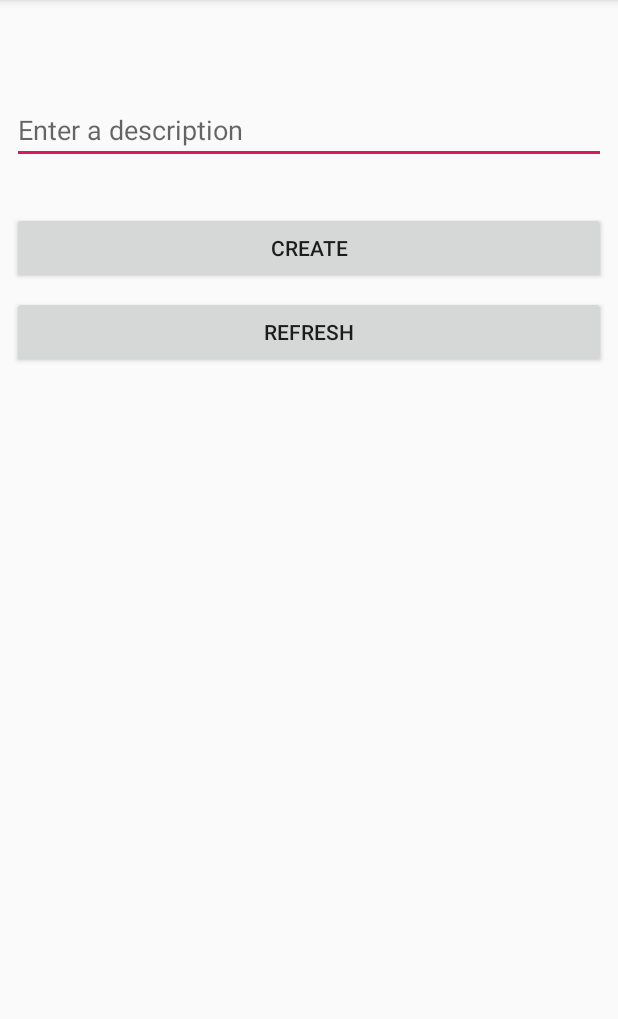
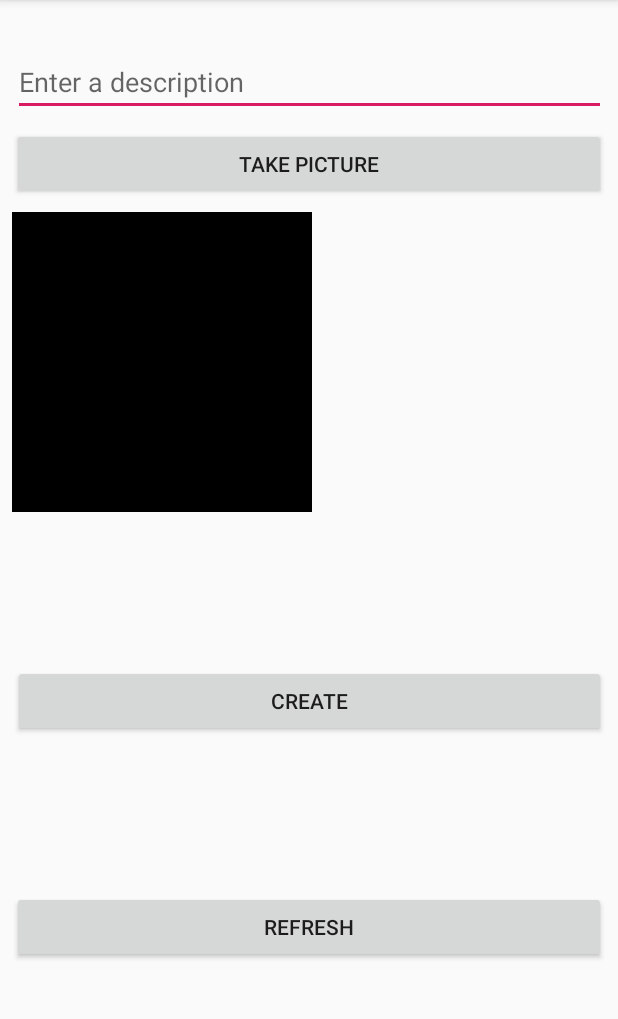
Before and after one commit to cecebaek/Instagram, an Android app: the HomeActivity screen opened directly, with no data from a screen before it, on a phone screen of 412 x 824 dp, the part 84-1103 px from its top. Run offline under Robolectric (Android 15) with nearby library versions, the phone set to English and light mode, and no system bars; libraries missing offline, so code that uses them is left out: com.parse; 3 statements that could not run were skipped.

Commit message:
"can take photo using camera but doesn't upload picture with post"

```diff
--- a/app/src/main/java/com/example/instagram/HomeActivity.java
+++ b/app/src/main/java/com/example/instagram/HomeActivity.java
@@ -1,12 +1,22 @@
 package com.example.instagram;
 
+import android.content.Intent;
+import android.graphics.Bitmap;
+import android.graphics.BitmapFactory;
+import android.net.Uri;
 import android.os.Bundle;
+import android.os.Environment;
+import android.provider.MediaStore;
 import android.util.Log;
 import android.view.View;
 import android.widget.Button;
 import android.widget.EditText;
+import android.widget.ImageView;
+import android.widget.Toast;
 
+import androidx.annotation.Nullable;
 import androidx.appcompat.app.AppCompatActivity;
+import androidx.core.content.FileProvider;
 
 import com.parse.FindCallback;
 import com.parse.ParseException;
@@ -20,23 +30,39 @@ import java.util.List;
 public class HomeActivity extends AppCompatActivity {
 
     private static final String imagePath = "";
-    private EditText descriptionInput;
-    private Button createButton;
-    private Button refreshButton;
+    private EditText etDescription;
+    private Button btnCreate;
+    private Button btnRefresh;
+    private Button btnTakePic;
+    private ImageView ivImagePost;
+
+    public final String APP_TAG = "MyCustomApp";
+    public final static int CAPTURE_IMAGE_ACTIVITY_REQUEST_CODE = 1034;
+    public String photoFileName = "photo.jpg";
+    File photoFile;
 
     @Override
     protected void onCreate(Bundle savedInstanceState) {
         super.onCreate(savedInstanceState);
         setContentView(R.layout.activity_home);
 
-        descriptionInput = findViewById(R.id.etDescription);
-        createButton = findViewById(R.id.btnCreate);
-        refreshButton = findViewById(R.id.btnRefresh);
+        etDescription = findViewById(R.id.etDescription);
+        btnCreate = findViewById(R.id.btnCreate);
+        btnRefresh = findViewById(R.id.btnRefresh);
+        btnTakePic = findViewById(R.id.btnTakePic);
+        ivImagePost = findViewById(R.id.ivImagePost);
 
-        createButton.setOnClickListener(new View.OnClickListener() {
+        btnTakePic.setOnClickListener(new View.OnClickListener() {
             @Override
             public void onClick(View view) {
-                final String description = descriptionInput.getText().toString();
+                onLaunchCamera(view);
+            }
+        });
+
+        btnCreate.setOnClickListener(new View.OnClickListener() {
+            @Override
+            public void onClick(View view) {
+                final String description = etDescription.getText().toString();
                 final ParseUser user = ParseUser.getCurrentUser();
 
                 final File file = new File(imagePath);
@@ -46,7 +72,7 @@ public class HomeActivity extends AppCompatActivity {
             }
         });
 
-        refreshButton.setOnClickListener(new View.OnClickListener() {
+        btnRefresh.setOnClickListener(new View.OnClickListener() {
             @Override
             public void onClick(View view) {
                 loadTopPosts();
@@ -59,7 +85,7 @@ public class HomeActivity extends AppCompatActivity {
     private void createPost(String description, ParseFile imageFile, ParseUser user) {
         final Post newPost = new Post();
         newPost.setDescription(description);
-        newPost.setImage(imageFile);
+//        newPost.setImage(imageFile);
         newPost.setUser(user);
 
         newPost.saveInBackground(new SaveCallback() {
@@ -67,6 +93,7 @@ public class HomeActivity extends AppCompatActivity {
             public void done(ParseException e) {
                 if (e == null) {
                     Log.d("HomeActivity", "Create post success!");
+                    etDescription.setText("");
                 }
                 else {
                     e.printStackTrace();
@@ -95,4 +122,70 @@ public class HomeActivity extends AppCompatActivity {
             }
         });
     }
+
+    public void onLaunchCamera(View view) {
+        // create Intent to take a picture and return control to the calling application
+        Intent intent = new Intent(MediaStore.ACTION_IMAGE_CAPTURE);
+        // Create a File reference to access to future access
+        photoFile = getPhotoFileUri(photoFileName);
+        // wrap File object into a content provider
+        // required for API >= 24
+        // See https://guides.codepath.com/android/Sharing-Content-with-Intents#sharing-files-with-api-24-or-higher
+        Uri fileProvider = FileProvider.getUriForFile(HomeActivity.this, "com.codepath.fileprovider", photoFile);
+        intent.putExtra(MediaStore.EXTRA_OUTPUT, fileProvider);
+        // If you call startActivityForResult() using an intent that no app can handle, your app will crash.
+        // So as long as the result is not null, it's safe to use the intent.
+        if (intent.resolveActivity(getPackageManager()) != null) {
+            // Start the image capture intent to take photo
+            startActivityForResult(intent, CAPTURE_IMAGE_ACTIVITY_REQUEST_CODE);
+        }
+    }
+
+    // Returns the File for a photo stored on disk given the fileName
+    public File getPhotoFileUri(String fileName) {
+        // Get safe storage directory for photos
+        // Use `getExternalFilesDir` on Context to access package-specific directories.
+        // This way, we don't need to request external read/write runtime permissions.
+        File mediaStorageDir = new File(getExternalFilesDir(Environment.DIRECTORY_PICTURES), APP_TAG);
+        // Create the storage directory if it does not exist
+        if (!mediaStorageDir.exists() && !mediaStorageDir.mkdirs()){
+            Log.d(APP_TAG, "failed to create directory");
+        }
+        // Return the file target for the photo based on filename
+        File file = new File(mediaStorageDir.getPath() + File.separator + fileName);
+        return file;
+    }
+
+    @Override
+    protected void onActivityResult(int requestCode, int resultCode, @Nullable Intent data) {
+        if (requestCode == CAPTURE_IMAGE_ACTIVITY_REQUEST_CODE) {
+            if (resultCode == RESULT_OK) {
+                // by this point we have the camera photo on disk
+                Bitmap takenImage = BitmapFactory.decodeFile(photoFile.getAbsolutePath());
+
+//                // RESIZE BITMAP, see section below
+//                Uri takenPhotoUri = getPhotoFileUri(photoFileName);
+//                // by this point we have the camera photo on disk
+//                Bitmap rawTakenImage = BitmapFactory.decodeFile(takenPhotoUri.getPath());
+//                // See BitmapScaler.java: https://gist.github.com/nesquena/3885707fd3773c09f1bb
+//                Bitmap resizedBitmap = BitmapScaler.scaleToFitWidth(rawTakenImage, 100);
+//                // Configure byte output stream
+//                ByteArrayOutputStream bytes = new ByteArrayOutputStream();
+//                // Compress the image further
+//                resizedBitmap.compress(Bitmap.CompressFormat.JPEG, 40, bytes);
+//                // Create a new file for the resized bitmap (`getPhotoFileUri` defined above)
+//                File resizedFile = getPhotoFileUri(photoFileName + "_resized");
+//                resizedFile.createNewFile();
+//                FileOutputStream fos = new FileOutputStream(resizedFile);
+//                // Write the bytes of the bitmap to file
+//                fos.write(bytes.toByteArray());
+//                fos.close();
+
+                // Load the taken image into a preview
+                ivImagePost.setImageBitmap(takenImage);
+            } else { // Result was a failure
+                Toast.makeText(this, "Picture wasn't taken!", Toast.LENGTH_SHORT).show();
+            }
+        }
+    }
 }
--- a/app/src/main/res/layout/activity_home.xml
+++ b/app/src/main/res/layout/activity_home.xml
@@ -8,36 +8,38 @@
 
     <EditText
         android:id="@+id/etDescription"
-        android:layout_width="0dp"
-        android:layout_height="wrap_content"
-        android:layout_marginStart="8dp"
-        android:layout_marginLeft="8dp"
-        android:layout_marginTop="64dp"
-        android:layout_marginEnd="8dp"
-        android:layout_marginRight="8dp"
-        android:ems="10"
-        android:hint="Enter a description"
-        android:inputType="textPersonName"
-        app:layout_constraintBottom_toTopOf="@+id/btnCreate"
-        app:layout_constraintEnd_toEndOf="parent"
-        app:layout_constraintHorizontal_bias="0.0"
-        app:layout_constraintStart_toStartOf="parent"
-        app:layout_constraintTop_toTopOf="parent" />
-
-    <Button
-        android:id="@+id/btnCreate"
-        android:layout_width="0dp"
+        android:layout_width="395dp"
         android:layout_height="wrap_content"
         android:layout_marginStart="8dp"
         android:layout_marginLeft="8dp"
         android:layout_marginTop="32dp"
         android:layout_marginEnd="8dp"
         android:layout_marginRight="8dp"
+        android:ems="10"
+        android:hint="Enter a description"
+        android:inputType="textPersonName"
+        app:layout_constraintBottom_toTopOf="@+id/btnTakePic"
+        app:layout_constraintEnd_toEndOf="parent"
+        app:layout_constraintHorizontal_bias="0.5"
+        app:layout_constraintStart_toStartOf="parent"
+        app:layout_constraintTop_toTopOf="parent" />
+
+    <Button
+        android:id="@+id/btnCreate"
+        android:layout_width="395dp"
+        android:layout_height="wrap_content"
+        android:layout_marginStart="8dp"
+        android:layout_marginLeft="8dp"
+        android:layout_marginTop="8dp"
+        android:layout_marginEnd="8dp"
+        android:layout_marginRight="8dp"
+        android:layout_marginBottom="8dp"
         android:text="CREATE"
+        app:layout_constraintBottom_toTopOf="@+id/btnRefresh"
         app:layout_constraintEnd_toEndOf="parent"
-        app:layout_constraintHorizontal_bias="0.0"
+        app:layout_constraintHorizontal_bias="0.5"
         app:layout_constraintStart_toStartOf="parent"
-        app:layout_constraintTop_toBottomOf="@+id/etDescription" />
+        app:layout_constraintTop_toBottomOf="@+id/ivImagePost" />
 
     <Button
         android:id="@+id/btnRefresh"
@@ -45,11 +47,39 @@
         android:layout_height="wrap_content"
         android:layout_marginStart="8dp"
         android:layout_marginLeft="8dp"
+        android:layout_marginEnd="8dp"
+        android:layout_marginRight="8dp"
+        android:layout_marginBottom="32dp"
+        android:text="REFRESH"
+        app:layout_constraintBottom_toBottomOf="parent"
+        app:layout_constraintEnd_toEndOf="parent"
+        app:layout_constraintHorizontal_bias="0.5"
+        app:layout_constraintStart_toStartOf="parent"
+        app:layout_constraintTop_toBottomOf="@+id/btnCreate" />
+
+    <Button
+        android:id="@+id/btnTakePic"
+        android:layout_width="0dp"
+        android:layout_height="wrap_content"
+        android:layout_marginStart="8dp"
+        android:layout_marginLeft="8dp"
         android:layout_marginTop="8dp"
         android:layout_marginEnd="8dp"
         android:layout_marginRight="8dp"
-        android:text="REFRESH"
+        android:text="TAKE PICTURE"
         app:layout_constraintEnd_toEndOf="parent"
+        app:layout_constraintHorizontal_bias="0.5"
         app:layout_constraintStart_toStartOf="parent"
-        app:layout_constraintTop_toBottomOf="@+id/btnCreate" />
+        app:layout_constraintTop_toBottomOf="@+id/etDescription" />
+
+    <ImageView
+        android:id="@+id/ivImagePost"
+        android:layout_width="200dp"
+        android:layout_height="200dp"
+        android:layout_marginStart="8dp"
+        android:layout_marginLeft="8dp"
+        android:layout_marginTop="8dp"
+        app:layout_constraintStart_toStartOf="parent"
+        app:layout_constraintTop_toBottomOf="@+id/btnTakePic"
+        app:srcCompat="@android:color/black" />
 </androidx.constraintlayout.widget.ConstraintLayout>
```
Also changed, not shown: app/src/main/AndroidManifest.xml (+10 -0 lines), app/src/main/java/com/example/instagram/BitmapScaler.java (added, +42 -0 lines), app/src/main/res/xml/fileprovider.xml (added, +10 -0 lines).
